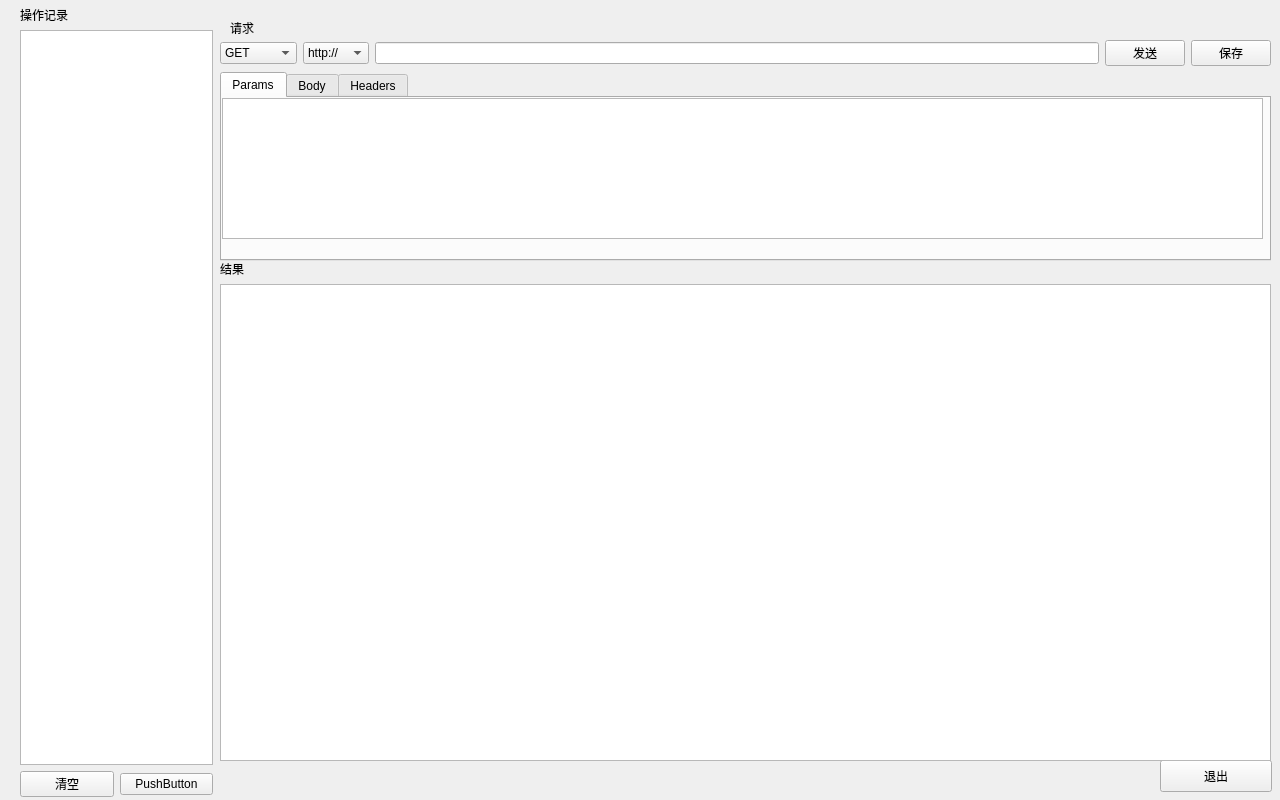
The window that mypostman.ui (only0322/MyPostman) describes before a commit, drawn with Qt 5.
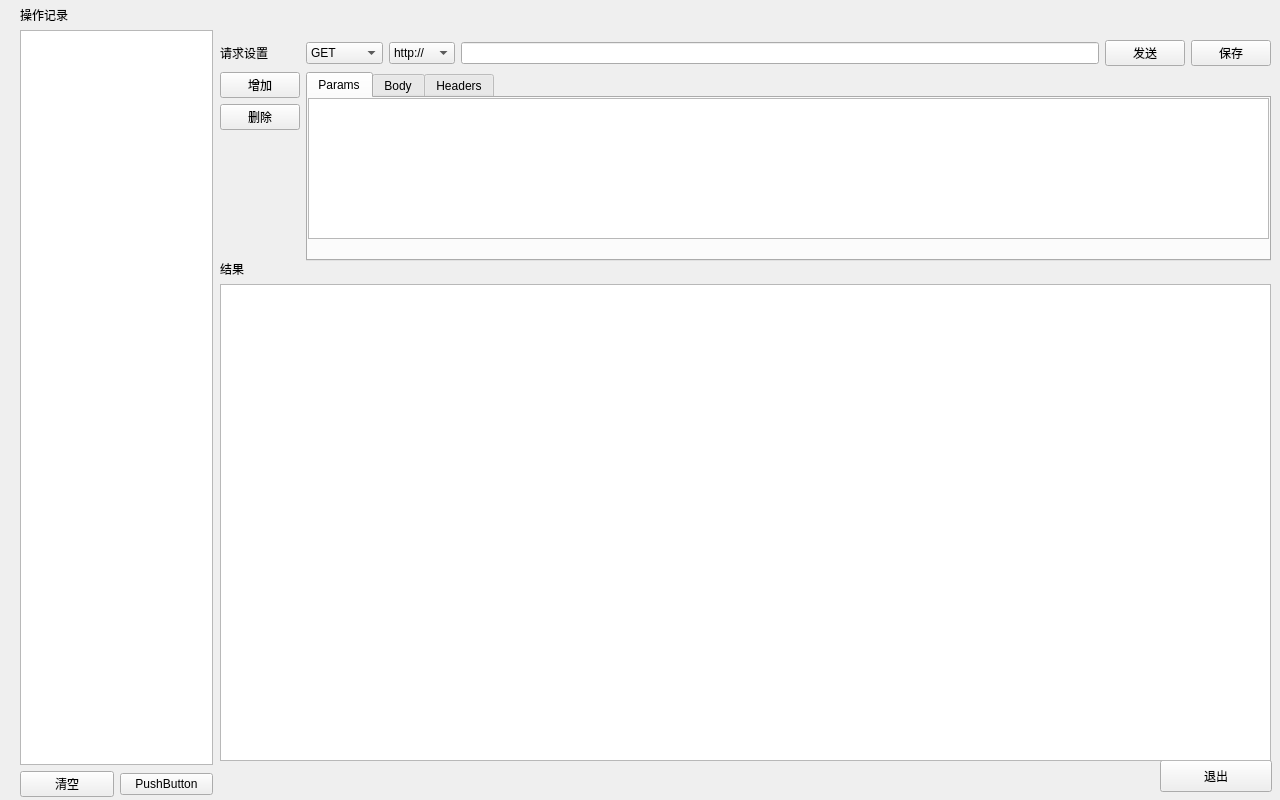
The same window after the commit. The open tabs and pages were chosen to show the change.

Commit message: 实现按钮添加参数

Patch:
```diff
--- a/mypostman.ui
+++ b/mypostman.ui
@@ -27,20 +27,7 @@
      <string>退出</string>
     </property>
    </widget>
-   <widget class="QLabel" name="label_request">
-    <property name="geometry">
-     <rect>
-      <x>230</x>
-      <y>20</y>
-      <width>58</width>
-      <height>16</height>
-     </rect>
-    </property>
-    <property name="text">
-     <string>请求</string>
-    </property>
-   </widget>
-   <widget class="QWidget" name="">
+   <widget class="QWidget" name="layoutWidget">
     <property name="geometry">
      <rect>
       <x>20</x>
@@ -80,7 +67,7 @@
      </item>
     </layout>
    </widget>
-   <widget class="QWidget" name="">
+   <widget class="QWidget" name="layoutWidget">
     <property name="geometry">
      <rect>
       <x>220</x>
@@ -90,7 +77,59 @@
      </rect>
     </property>
     <layout class="QGridLayout" name="gridLayout">
-     <item row="0" column="0">
+     <item row="1" column="1">
+      <widget class="QTabWidget" name="tabWidget">
+       <property name="currentIndex">
+        <number>0</number>
+       </property>
+       <widget class="QWidget" name="tab_Params">
+        <attribute name="title">
+         <string>Params</string>
+        </attribute>
+        <widget class="QTableView" name="tableView_Params">
+         <property name="geometry">
+          <rect>
+           <x>0</x>
+           <y>0</y>
+           <width>961</width>
+           <height>141</height>
+          </rect>
+         </property>
+        </widget>
+       </widget>
+       <widget class="QWidget" name="tab_Body">
+        <attribute name="title">
+         <string>Body</string>
+        </attribute>
+        <widget class="QTableView" name="tableView_Body">
+         <property name="geometry">
+          <rect>
+           <x>0</x>
+           <y>0</y>
+           <width>1041</width>
+           <height>141</height>
+          </rect>
+         </property>
+        </widget>
+       </widget>
+       <widget class="QWidget" name="tab_Headers">
+        <attribute name="title">
+         <string>Headers</string>
+        </attribute>
+        <widget class="QTableView" name="tableView_Headers">
+         <property name="geometry">
+          <rect>
+           <x>0</x>
+           <y>0</y>
+           <width>1041</width>
+           <height>141</height>
+          </rect>
+         </property>
+        </widget>
+       </widget>
+      </widget>
+     </item>
+     <item row="0" column="1">
       <layout class="QHBoxLayout" name="horizontalLayout_2">
        <item>
         <widget class="QComboBox" name="comboBox_prot">
@@ -155,60 +194,46 @@
       </layout>
      </item>
      <item row="1" column="0">
-      <widget class="QTabWidget" name="tabWidget">
-       <property name="currentIndex">
-        <number>1</number>
+      <layout class="QVBoxLayout" name="verticalLayout_3">
+       <item>
+        <widget class="QPushButton" name="btn_add">
+         <property name="text">
+          <string>增加</string>
+         </property>
+        </widget>
+       </item>
+       <item>
+        <widget class="QPushButton" name="btn_delete">
+         <property name="text">
+          <string>删除</string>
+         </property>
+        </widget>
+       </item>
+       <item>
+        <spacer name="verticalSpacer">
+         <property name="orientation">
+          <enum>Qt::Vertical</enum>
+         </property>
+         <property name="sizeHint" stdset="0">
+          <size>
+           <width>20</width>
+           <height>40</height>
+          </size>
+         </property>
+        </spacer>
+       </item>
+      </layout>
+     </item>
+     <item row="0" column="0">
+      <widget class="QLabel" name="label_request">
+       <property name="text">
+        <string>请求设置</string>
        </property>
-       <widget class="QWidget" name="tab_Params">
-        <attribute name="title">
-         <string>Params</string>
-        </attribute>
-        <widget class="QTableView" name="tableView">
-         <property name="geometry">
-          <rect>
-           <x>0</x>
-           <y>0</y>
-           <width>1041</width>
-           <height>141</height>
-          </rect>
-         </property>
-        </widget>
-       </widget>
-       <widget class="QWidget" name="tab_Body">
-        <attribute name="title">
-         <string>Body</string>
-        </attribute>
-        <widget class="QTableView" name="tableView_2">
-         <property name="geometry">
-          <rect>
-           <x>0</x>
-           <y>0</y>
-           <width>1041</width>
-           <height>141</height>
-          </rect>
-         </property>
-        </widget>
-       </widget>
-       <widget class="QWidget" name="tab_Headers">
-        <attribute name="title">
-         <string>Headers</string>
-        </attribute>
-        <widget class="QTableView" name="tableView_3">
-         <property name="geometry">
-          <rect>
-           <x>0</x>
-           <y>0</y>
-           <width>1041</width>
-           <height>141</height>
-          </rect>
-         </property>
-        </widget>
-       </widget>
       </widget>
      </item>
     </layout>
    </widget>
-   <widget class="QWidget" name="">
+   <widget class="QWidget" name="layoutWidget">
     <property name="geometry">
      <rect>
       <x>220</x>
```
The commit also changes 4 other files.
